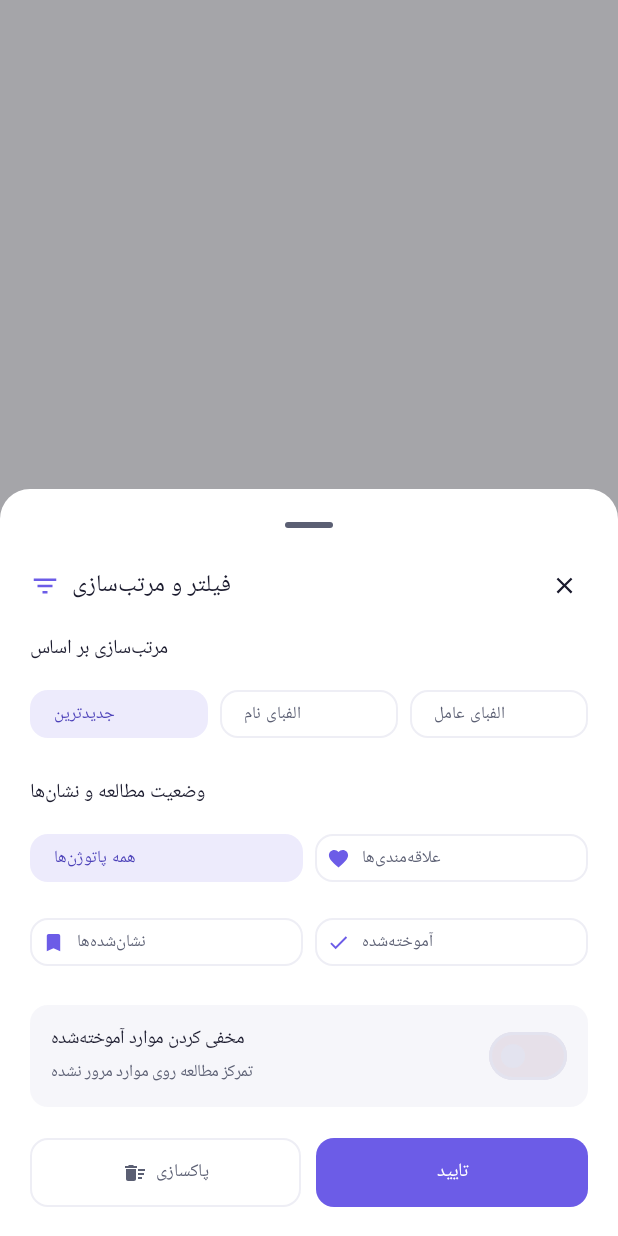
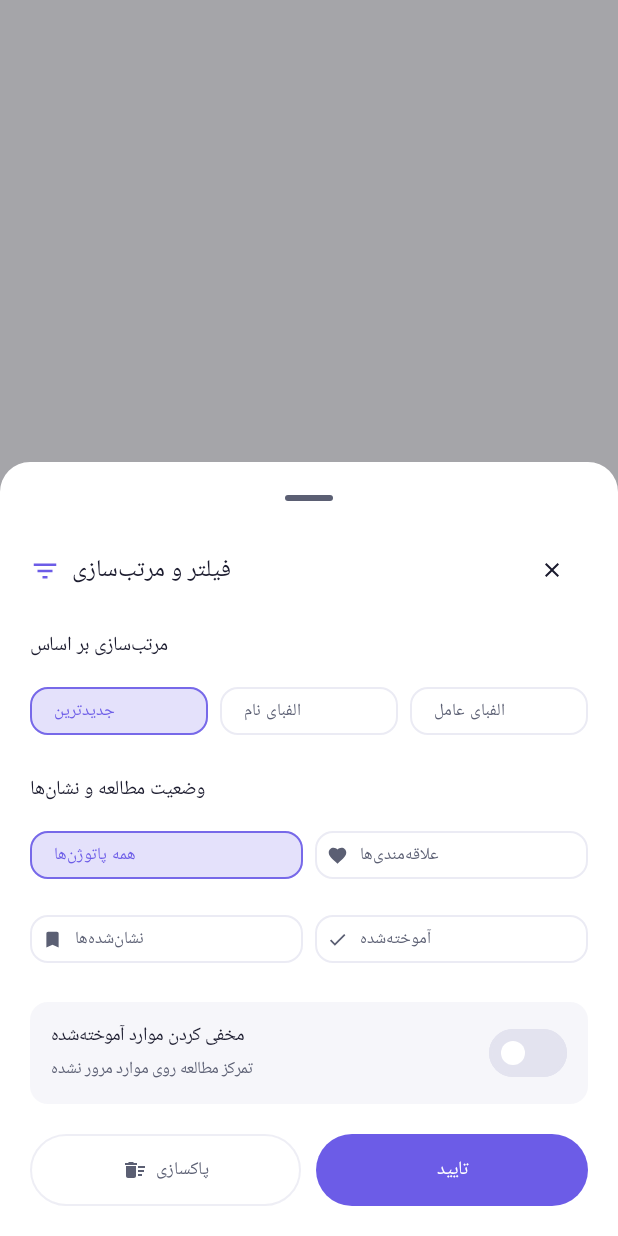
Before and after one commit to OHIOXOIHO/PathoDex-APP, an Android app built with Jetpack Compose: the composable FilterBottomSheet shown on its own in the app's theme, on a phone screen of 412 x 824 dp. Run offline under Robolectric (Android 15) with nearby library versions, the phone set to English and light mode, and no system bars; 1 statement that could not run was skipped.

Commit message:
Lively animated filter chips and switches
The filter sheet's chips used Material 3's default FilterChip colors: a dull
surfaceVariant container with a faint outline when idle, and a flat
secondaryContainer when selected. The colors were also applied as plain values,
so selecting or deselecting a chip snapped instantly instead of transitioning.
The switches only styled their checked state, leaving the unchecked track and
thumb in the default grey.

Add two design-system components:

- PdFilterChip: container, content and border colors are each driven by
  animateColorAsState, so the selected state fades in over PdMotion.fast.
  Selected uses the brand accent (or a caller-supplied one) at 18% over the
  surface with a matching border and content color; idle uses the plain
  surface with a visible outline.
- PdSwitch: checked track in primary with an onPrimary thumb, unchecked track
  in outline with a thumb that stays legible in both light and dark themes.

Migrate all 14 chips and the hide-learned switch in FilterBottomSheet, and the
blur and deep-link switches in SettingsScreen. The filter sheet's column now
animates its height when the taxonomy filter groups appear or disappear, and
its action buttons use the shared 48dp height. Raw icon and button sizes in
the sheet are replaced with PdSize/PdType tokens.

```diff
--- a/app/src/main/java/com/example/ui/components/FilterBottomSheet.kt
+++ b/app/src/main/java/com/example/ui/components/FilterBottomSheet.kt
@@ -1,5 +1,7 @@
 package com.example.ui.components
 
+import androidx.compose.animation.animateContentSize
+import androidx.compose.animation.core.tween
 import androidx.compose.foundation.horizontalScroll
 import androidx.compose.foundation.layout.Arrangement
 import androidx.compose.foundation.layout.Column
@@ -23,15 +25,12 @@ import androidx.compose.material.icons.filled.FilterList
 import androidx.compose.material3.Button
 import androidx.compose.material3.ButtonDefaults
 import androidx.compose.material3.ExperimentalMaterial3Api
-import androidx.compose.material3.FilterChip
-import androidx.compose.material3.FilterChipDefaults
 import androidx.compose.material3.Icon
 import androidx.compose.material3.IconButton
 import androidx.compose.material3.MaterialTheme
 import androidx.compose.material3.ModalBottomSheet
 import androidx.compose.material3.OutlinedButton
 import androidx.compose.material3.Surface
-import androidx.compose.material3.Switch
 import androidx.compose.material3.Text
 import androidx.compose.material3.rememberModalBottomSheetState
 import androidx.compose.runtime.Composable
@@ -40,13 +39,13 @@ import androidx.compose.ui.Modifier
 import androidx.compose.ui.graphics.Color
 import androidx.compose.ui.platform.testTag
 import androidx.compose.ui.text.font.FontWeight
-import androidx.compose.ui.unit.dp
-import androidx.compose.ui.unit.sp
 import com.example.data.model.TaxonomyRefs
 import com.example.ui.theme.AmberBookmark
 import com.example.ui.theme.CrimsonPrimary
 import com.example.ui.theme.EmeraldLearned
+import com.example.ui.theme.PdMotion
 import com.example.ui.theme.PdShapes
+import com.example.ui.theme.PdSize
 import com.example.ui.theme.PdSpacing
 import com.example.ui.theme.PdType
 import com.example.ui.viewmodel.InteractionFilter
@@ -86,6 +85,8 @@ fun FilterBottomSheet(
                 // نوار سیستم پایین را حساب می‌کنیم تا دکمه‌های پایانی زیر آن پنهان نشوند
                 .windowInsetsPadding(WindowInsets.navigationBars)
                 .padding(bottom = PdSpacing.xl)
+                // وقتی فیلترهای تاکسونومی اضافه/حذف می‌شوند، نرم باز و بسته شود
+                .animateContentSize(tween(PdMotion.normal))
         ) {
             // Header
             Row(
@@ -101,7 +102,7 @@ fun FilterBottomSheet(
                         imageVector = Icons.Default.FilterList,
                         contentDescription = null,
                         tint = CrimsonPrimary,
-                        modifier = Modifier.size(20.dp)
+                        modifier = Modifier.size(PdSize.iconMd)
                     )
                     Text(
                         text = "فیلتر و مرتب‌سازی",
@@ -111,8 +112,13 @@ fun FilterBottomSheet(
                     )
                 }
 
-                IconButton(onClick = onDismiss, modifier = Modifier.size(32.dp)) {
-                    Icon(Icons.Default.Close, contentDescription = "بستن", modifier = Modifier.size(18.dp))
+                // هدف لمسی ۴۸dp حفظ می‌شود؛ فقط اندازه‌ی آیکون از مختصن می‌آید
+                IconButton(onClick = onDismiss) {
+                    Icon(
+                        Icons.Default.Close,
+                        contentDescription = "بستن",
+                        modifier = Modifier.size(PdSize.iconSm)
+                    )
                 }
             }
 
@@ -133,27 +139,24 @@ fun FilterBottomSheet(
                 modifier = Modifier.fillMaxWidth(),
                 horizontalArrangement = Arrangement.spacedBy(PdSpacing.sm)
             ) {
-                FilterChip(
+                PdFilterChip(
                     selected = selectedSort == SortOrder.DATE_DESC,
                     onClick = { onSortChange(SortOrder.DATE_DESC) },
                     label = { Text("جدیدترین", fontSize = PdType.sp11_5, maxLines = 1) },
-                    shape = PdShapes.md,
                     modifier = Modifier.weight(1f)
                 )
 
-                FilterChip(
+                PdFilterChip(
                     selected = selectedSort == SortOrder.NAME_ASC,
                     onClick = { onSortChange(SortOrder.NAME_ASC) },
                     label = { Text("الفبای نام", fontSize = PdType.sp11_5, maxLines = 1) },
-                    shape = PdShapes.md,
                     modifier = Modifier.weight(1f)
                 )
 
-                FilterChip(
+                PdFilterChip(
                     selected = selectedSort == SortOrder.AGENT_ASC,
                     onClick = { onSortChange(SortOrder.AGENT_ASC) },
                     label = { Text("الفبای عامل", fontSize = PdType.sp11_5, maxLines = 1) },
-                    shape = PdShapes.md,
                     modifier = Modifier.weight(1f)
                 )
             }
@@ -175,25 +178,25 @@ fun FilterBottomSheet(
                 modifier = Modifier.fillMaxWidth(),
                 horizontalArrangement = Arrangement.spacedBy(PdSpacing.sm)
             ) {
-                FilterChip(
+                PdFilterChip(
                     selected = interactionFilter == InteractionFilter.ALL,
                     onClick = { onInteractionChange(InteractionFilter.ALL) },
                     label = { Text("همه پاتوژن‌ها", fontSize = PdType.sp11_5, maxLines = 1) },
-                    shape = PdShapes.md,
                     modifier = Modifier.weight(1f)
                 )
 
-                FilterChip(
+                PdFilterChip(
                     selected = interactionFilter == InteractionFilter.FAVORITES,
                     onClick = { onInteractionChange(InteractionFilter.FAVORITES) },
                     label = { Text("علاقه‌مندی‌ها", fontSize = PdType.sp11_5, maxLines = 1) },
-                    leadingIcon = { Icon(Icons.Default.Favorite, contentDescription = null, modifier = Modifier.size(15.dp)) },
-                    colors = FilterChipDefaults.filterChipColors(
-                        selectedContainerColor = CrimsonPrimary.copy(alpha = 0.15f),
-                        selectedLabelColor = CrimsonPrimary,
-                        selectedLeadingIconColor = CrimsonPrimary
-                    ),
-                    shape = PdShapes.md,
+                    leadingIcon = {
+                        Icon(
+                            Icons.Default.Favorite,
+                            contentDescription = null,
+                            modifier = Modifier.size(PdSize.iconXs)
+                        )
+                    },
+                    accent = CrimsonPrimary,
                     modifier = Modifier.weight(1f)
                 )
             }
@@ -205,31 +208,33 @@ fun FilterBottomSheet(
                 modifier = Modifier.fillMaxWidth(),
                 horizontalArrangement = Arrangement.spacedBy(PdSpacing.sm)
             ) {
-                FilterChip(
+                PdFilterChip(
                     selected = interactionFilter == InteractionFilter.BOOKMARKS,
                     onClick = { onInteractionChange(InteractionFilter.BOOKMARKS) },
                     label = { Text("نشان‌شده‌ها", fontSize = PdType.sp11_5, maxLines = 1) },
-                    leadingIcon = { Icon(Icons.Default.Bookmark, contentDescription = null, modifier = Modifier.size(15.dp)) },
-                    colors = FilterChipDefaults.filterChipColors(
-                        selectedContainerColor = AmberBookmark.copy(alpha = 0.15f),
-                        selectedLabelColor = AmberBookmark,
-                        selectedLeadingIconColor = AmberBookmark
-                    ),
-                    shape = PdShapes.md,
+                    leadingIcon = {
+                        Icon(
+                            Icons.Default.Bookmark,
+                            contentDescription = null,
+                            modifier = Modifier.size(PdSize.iconXs)
+                        )
+                    },
+                    accent = AmberBookmark,
                     modifier = Modifier.weight(1f)
                 )
 
-                FilterChip(
+                PdFilterChip(
                     selected = interactionFilter == InteractionFilter.LEARNED,
                     onClick = { onInteractionChange(InteractionFilter.LEARNED) },
                     label = { Text("آموخته‌شده", fontSize = PdType.sp11_5, maxLines = 1) },
-                    leadingIcon = { Icon(Icons.Default.Check, contentDescription = null, modifier = Modifier.size(15.dp)) },
-                    colors = FilterChipDefaults.filterChipColors(
-                        selectedContainerColor = EmeraldLearned.copy(alpha = 0.18f),
-                        selectedLabelColor = EmeraldLearned,
-                        selectedLeadingIconColor = EmeraldLearned
-                    ),
-                    shape = PdShapes.md,
+                    leadingIcon = {
+                        Icon(
+                            Icons.Default.Check,
+                            contentDescription = null,
+                            modifier = Modifier.size(PdSize.iconXs)
+                        )
+                    },
+                    accent = EmeraldLearned,
                     modifier = Modifier.weight(1f)
                 )
             }
@@ -261,7 +266,9 @@ fun FilterBottomSheet(
                         )
                     }
 
-                    Switch(
+                    Spacer(modifier = Modifier.size(PdSpacing.sm))
+
+                    PdSwitch(
                         checked = hideLearned,
                         onCheckedChange = { onToggleHideLearned() }
                     )
@@ -295,14 +302,13 @@ fun FilterBottomSheet(
                             .horizontalScroll(rememberScrollState()),
                         horizontalArrangement = Arrangement.spacedBy(PdSpacing.sm)
                     ) {
-                        FilterChip(
+                        PdFilterChip(
                             selected = txFilter == null,
                             onClick = { onTxFilterChange(null) },
-                            label = { Text("همه", fontSize = PdType.sp11, maxLines = 1) },
-                            shape = PdShapes.md
+                            label = { Text("همه", fontSize = PdType.sp11, maxLines = 1) }
                         )
                         refs.transmission_routes.forEach { route ->
-                            FilterChip(
+                            PdFilterChip(
                                 selected = txFilter == route.slug,
                                 onClick = { onTxFilterChange(route.slug) },
                                 label = {
@@ -314,8 +320,7 @@ fun FilterBottomSheet(
                                         fontSize = PdType.sp11,
                                         maxLines = 1
                                     )
-                                },
-                                shape = PdShapes.md
+                                }
                             )
                         }
                     }
@@ -335,14 +340,13 @@ fun FilterBottomSheet(
                             .horizontalScroll(rememberScrollState()),
                         horizontalArrangement = Arrangement.spacedBy(PdSpacing.sm)
                     ) {
-                        FilterChip(
+                        PdFilterChip(
                             selected = hostFilter == null,
                             onClick = { onHostFilterChange(null) },
-                            label = { Text("همه", fontSize = PdType.sp11, maxLines = 1) },
-                            shape = PdShapes.md
+                            label = { Text("همه", fontSize = PdType.sp11, maxLines = 1) }
                         )
                         refs.host_groups.forEach { host ->
-                            FilterChip(
+                            PdFilterChip(
                                 selected = hostFilter == host.slug,
                                 onClick = { onHostFilterChange(host.slug) },
                                 label = {
@@ -354,8 +358,7 @@ fun FilterBottomSheet(
                                         fontSize = PdType.sp11,
                                         maxLines = 1
                                     )
-                                },
-                                shape = PdShapes.md
+                                }
                             )
                         }
                     }
@@ -381,11 +384,10 @@ fun FilterBottomSheet(
                         horizontalArrangement = Arrangement.spacedBy(PdSpacing.sm)
                     ) {
                         scopes.forEach { (slug, label) ->
-                            FilterChip(
+                            PdFilterChip(
                                 selected = scopeFilter == slug,
                                 onClick = { onScopeFilterChange(slug) },
                                 label = { Text(label, fontSize = PdType.sp11, maxLines = 1) },
-                                shape = PdShapes.md,
                                 modifier = Modifier.weight(1f)
                             )
                         }
@@ -402,20 +404,31 @@ fun FilterBottomSheet(
             ) {
                 OutlinedButton(
                     onClick = { onResetFilters(); onDismiss() },
-                    shape = PdShapes.md,
-                    modifier = Modifier.weight(1f).height(46.dp)
+                    modifier = Modifier.weight(1f).height(PdSize.buttonHeight)
                 ) {
-                    Icon(Icons.Default.DeleteSweep, contentDescription = null, modifier = Modifier.size(16.dp))
-                    Text("پاکسازی", fontSize = PdType.sp12, modifier = Modifier.padding(start = PdSpacing.tight))
+                    Icon(
+                        Icons.Default.DeleteSweep,
+                        contentDescription = null,
+                        modifier = Modifier.size(PdSize.iconSm)
+                    )
+                    Text(
+                        "پاکسازی",
+                        fontSize = PdType.sp12,
+                        modifier = Modifier.padding(start = PdSpacing.tight)
+                    )
                 }
 
                 Button(
                     onClick = onDismiss,
                     colors = ButtonDefaults.buttonColors(containerColor = CrimsonPrimary),
-                    shape = PdShapes.md,
-                    modifier = Modifier.weight(1f).height(46.dp)
+                    modifier = Modifier.weight(1f).height(PdSize.buttonHeight)
                 ) {
-                    Text("تایید", fontSize = PdType.sp12_5, fontWeight = FontWeight.Bold, color = Color.White)
+                    Text(
+                        "تایید",
+                        fontSize = PdType.sp12_5,
+                        fontWeight = FontWeight.Bold,
+                        color = Color.White
+                    )
                 }
             }
         }
--- a/app/src/main/java/com/example/ui/components/PdComponents.kt
+++ b/app/src/main/java/com/example/ui/components/PdComponents.kt
@@ -1,5 +1,6 @@
 package com.example.ui.components
 
+import androidx.compose.animation.animateColorAsState
 import androidx.compose.animation.animateContentSize
 import androidx.compose.animation.core.tween
 import androidx.compose.foundation.BorderStroke
@@ -24,6 +25,8 @@ import androidx.compose.material.icons.filled.ErrorOutline
 import androidx.compose.material3.Button
 import androidx.compose.material3.ButtonDefaults
 import androidx.compose.material3.CircularProgressIndicator
+import androidx.compose.material3.FilterChip
+import androidx.compose.material3.FilterChipDefaults
 import androidx.compose.material3.FilledTonalButton
 import androidx.compose.material3.HorizontalDivider
 import androidx.compose.material3.Icon
@@ -32,11 +35,14 @@ import androidx.compose.material3.IconButtonDefaults
 import androidx.compose.material3.MaterialTheme
 import androidx.compose.material3.OutlinedButton
 import androidx.compose.material3.Surface
+import androidx.compose.material3.Switch
+import androidx.compose.material3.SwitchDefaults
 import androidx.compose.material3.Text
 import androidx.compose.material3.TextButton
 import androidx.compose.material3.ripple
 import androidx.compose.runtime.Composable
 import androidx.compose.runtime.CompositionLocalProvider
+import androidx.compose.runtime.getValue
 import androidx.compose.runtime.remember
 import androidx.compose.ui.Alignment
 import androidx.compose.ui.Modifier
@@ -54,6 +60,7 @@ import androidx.compose.ui.unit.LayoutDirection
 import androidx.compose.ui.unit.TextUnit
 import androidx.compose.ui.unit.dp
 import com.example.ui.theme.Pd
+import com.example.ui.theme.PdMotion
 import com.example.ui.theme.PdRadius
 import com.example.ui.theme.PdShapes
 import com.example.ui.theme.PdSize
@@ -536,6 +543,97 @@ fun PdStatusPill(
 }
 
 /**
+ * چیپ فیلتر سامانه با رنگ‌های زنده و تغییر نرم حالت.
+ *
+ * چیپ‌های پیش‌فرض Material 3 در حالت غیرفعال معمولاً روی `surfaceVariant` با
+ * حاشیه‌ی کم‌رنگ نشسته و با رنگ خاکستری نمایش داده می‌شوند که دشدار به نظر
+ * می‌رسد؛ و چون رنگ‌ها به‌صورت ثابت اعمال می‌شوند، رفتن/آمدن حالت انتخاب
+ * یک‌باره و بدون انتقال نرم عوض می‌شود.
+ *
+ * اینجا هر سه رنگ (زمینه، محتوا، حاشیه) با [animateColorAsState] نرم جابه‌جا
+ * می‌شوند و حالت انتخاب‌شده با رنگ برند (یا [accent] دلخواه) و حاشیه‌ی هم‌رنگ
+ * مشخص می‌شود.
+ */
+@Composable
+fun PdFilterChip(
+    selected: Boolean,
+    onClick: () -> Unit,
+    label: @Composable () -> Unit,
+    modifier: Modifier = Modifier,
+    leadingIcon: (@Composable () -> Unit)? = null,
+    accent: Color = MaterialTheme.colorScheme.primary
+) {
+    val outline = MaterialTheme.colorScheme.outline
+    val onSurfaceVariant = MaterialTheme.colorScheme.onSurfaceVariant
+    val surface = MaterialTheme.colorScheme.surface
+
+    val container by animateColorAsState(
+        targetValue = if (selected) accent.copy(alpha = 0.18f) else surface,
+        animationSpec = tween(PdMotion.fast),
+        label = "chipContainer"
+    )
+    val content by animateColorAsState(
+        targetValue = if (selected) accent else onSurfaceVariant,
+        animationSpec = tween(PdMotion.fast),
+        label = "chipContent"
+    )
+    val border by animateColorAsState(
+        targetValue = if (selected) accent.copy(alpha = 0.9f) else outline.copy(alpha = 0.7f),
+        animationSpec = tween(PdMotion.fast),
+        label = "chipBorder"
+    )
+
+    FilterChip(
+        selected = selected,
+        onClick = onClick,
+        label = label,
+        modifier = modifier,
+        leadingIcon = leadingIcon,
+        shape = PdShapes.md,
+        colors = FilterChipDefaults.filterChipColors(
+            containerColor = container,
+            labelColor = content,
+            iconColor = content,
+            selectedContainerColor = container,
+            selectedLabelColor = content,
+            selectedLeadingIconColor = content
+        ),
+        border = BorderStroke(1.dp, border)
+    )
+}
+
+/**
+ * کلید کشویی سامانه.
+ *
+ * حالت روشن با رنگ برند، حالت خاموش با حاشیه‌ی قابل‌مشاهده و دسته‌ای روشن تا
+ * کلید هرگز «خاکستری و مرده» دیده نشود.
+ */
+@Composable
+fun PdSwitch(
+    checked: Boolean,
+    onCheckedChange: (Boolean) -> Unit,
+    modifier: Modifier = Modifier,
+    enabled: Boolean = true
+) {
+    val isDark = Pd.palette.isDark
+    Switch(
+        checked = checked,
+        onCheckedChange = onCheckedChange,
+        modifier = modifier,
+        enabled = enabled,
+        colors = SwitchDefaults.colors(
+            checkedThumbColor = MaterialTheme.colorScheme.onPrimary,
+            checkedTrackColor = MaterialTheme.colorScheme.primary,
+            checkedBorderColor = MaterialTheme.colorScheme.primary,
+            uncheckedThumbColor = if (isDark) MaterialTheme.colorScheme.onSurfaceVariant
+            else MaterialTheme.colorScheme.surface,
+            uncheckedTrackColor = MaterialTheme.colorScheme.outline,
+            uncheckedBorderColor = MaterialTheme.colorScheme.outline
+        )
+    )
+}
+
+/**
  * کارتِ متن با انیمیشن ارتفاع نرم؛ برای باز/بسته‌شدن بخش‌ها بدون پرش چیدمان.
  */
 @Composable
--- a/app/src/main/java/com/example/ui/screens/SettingsScreen.kt
+++ b/app/src/main/java/com/example/ui/screens/SettingsScreen.kt
@@ -55,7 +55,6 @@ import androidx.compose.material3.Icon
 import androidx.compose.material3.MaterialTheme
 import androidx.compose.material3.OutlinedButton
 import androidx.compose.material3.Surface
-import androidx.compose.material3.Switch
 import androidx.compose.material3.SwitchDefaults
 import androidx.compose.material3.Text
 import androidx.compose.runtime.Composable
@@ -72,6 +71,7 @@ import androidx.compose.ui.unit.dp
 import androidx.compose.ui.unit.sp
 import com.example.data.model.Disease
 import com.example.data.model.User
+import com.example.ui.components.PdSwitch
 import com.example.ui.theme.CrimsonPrimary
 import com.example.ui.theme.EmeraldLearned
 import com.example.ui.theme.ThemeAccent
@@ -521,13 +521,9 @@ fun SettingsScreen(
 
                     Spacer(modifier = Modifier.width(PdSpacing.compact))
 
-                    Switch(
+                    PdSwitch(
                         checked = blurImages,
-                        onCheckedChange = { onToggleBlur() },
-                        colors = SwitchDefaults.colors(
-                            checkedThumbColor = Color.White,
-                            checkedTrackColor = CrimsonPrimary
-                        )
+                        onCheckedChange = { onToggleBlur() }
                     )
                 }
             }
@@ -567,13 +563,9 @@ fun SettingsScreen(
 
                 Spacer(modifier = Modifier.width(PdSpacing.compact))
 
-                Switch(
+                PdSwitch(
                     checked = deepLinksEnabled,
-                    onCheckedChange = onSetDeepLinksEnabled,
-                    colors = SwitchDefaults.colors(
-                        checkedThumbColor = Color.White,
-                        checkedTrackColor = CrimsonPrimary
-                    )
+                    onCheckedChange = onSetDeepLinksEnabled
                 )
             }
         }
```
